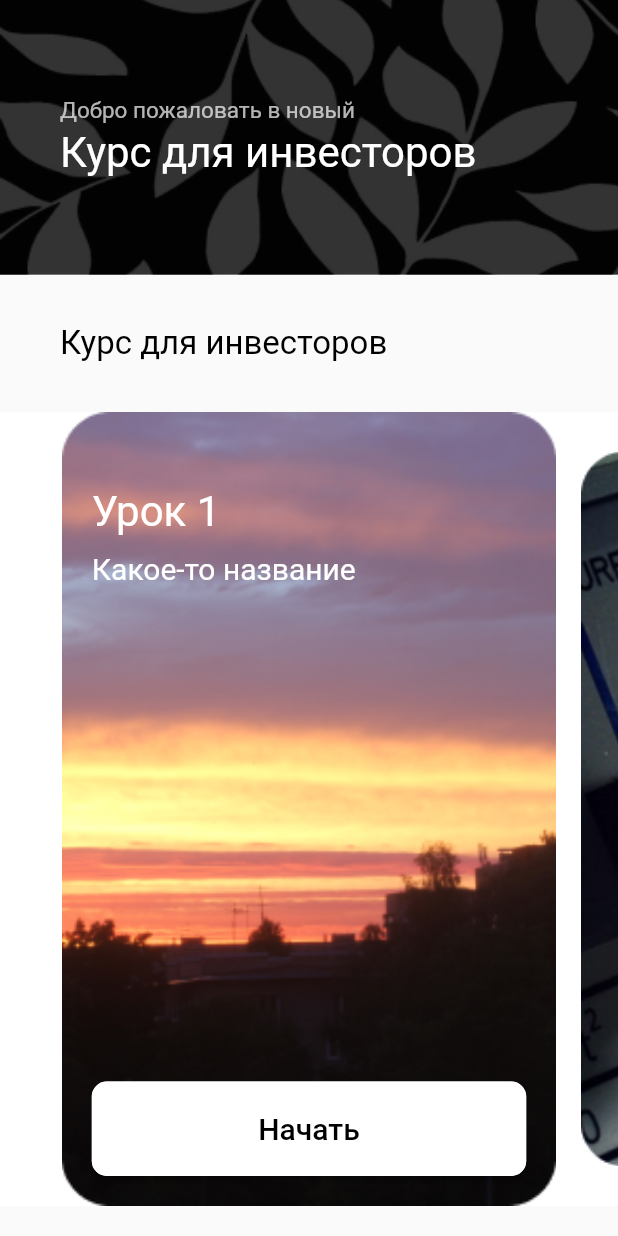
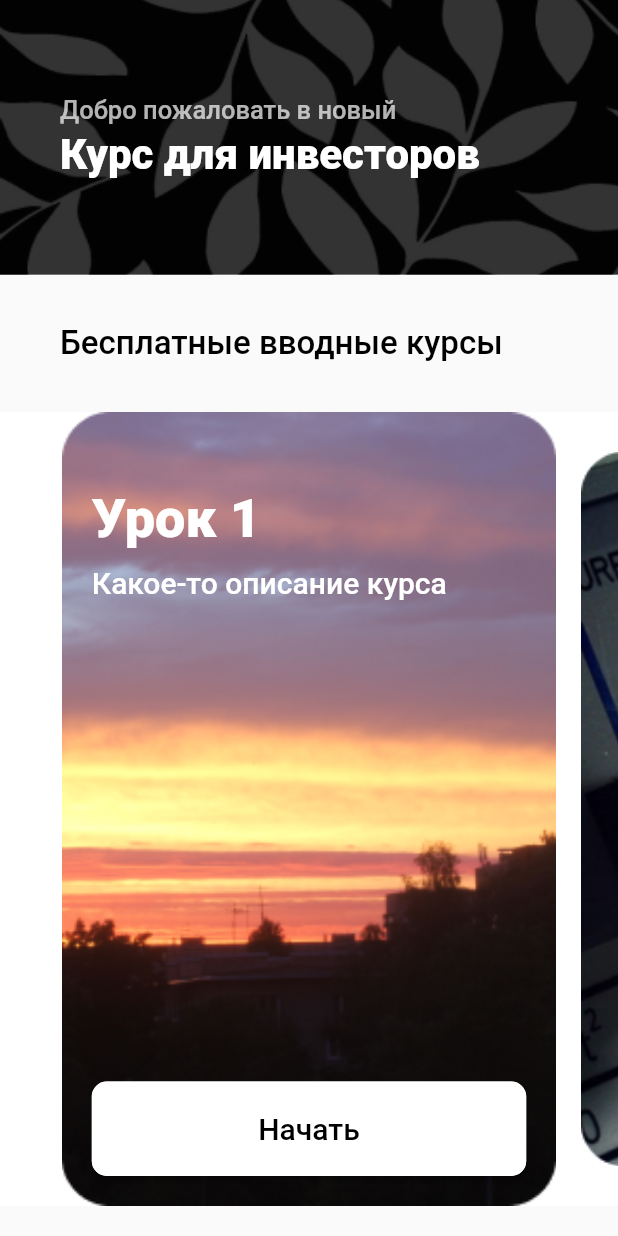
Before and after one commit to andreidevo/FlutterApp, a Flutter app: the screen it shows after launch, on a phone screen of 412 x 824 dp. Run offline on Flutter 3.47's test engine with Material 2 defaults, Android fonts, the phone set to English and light mode, and no system bars; our stand-ins replace flutter_swiper, liquid_swipe.

Commit message:
last update

```diff
--- a/lib/pages/HomeScreen.dart
+++ b/lib/pages/HomeScreen.dart
@@ -37,11 +37,11 @@ class HomeScreen extends StatelessWidget {
                               children: [
                                 Text(
                                     "Добро пожаловать в новый",
-                                    style: TextStyle(fontSize: 15, color: Colors.white70) ),
+                                    style: TextStyle(fontSize: 17, color: Colors.white70, fontFamily: 'Roboto_Medium') ),
                                 SizedBox(height: 3),
                                 Text(
                                     "Курс для инвесторов",
-                                    style: TextStyle(fontSize: 28, color: Colors.white)),
+                                    style: TextStyle(fontSize: 28, color: Colors.white, fontFamily: 'Roboto_Black')),
                               ],
                             )
                           ],
@@ -64,8 +64,8 @@ class HomeScreen extends StatelessWidget {
                       children: [
                         SizedBox(width: 40,),
                         Text(
-                            "Курс для инвесторов",
-                            style: TextStyle(fontSize: 22, color: Colors.black)),
+                            "Бесплатные вводные курсы",
+                            style: TextStyle(fontSize: 22, color: Colors.black, fontFamily: 'Roboto_Medium')),
                       ],
                     ),
                   ),
@@ -97,11 +97,11 @@ class HomeScreen extends StatelessWidget {
                                         SizedBox(height: 50,),
                                         Text(
                                             freeTitles[0].toString(),
-                                            style: TextStyle(fontSize: 28, color: Colors.white)),
+                                            style: TextStyle(fontSize: 36, color: Colors.white, fontFamily: 'Roboto_Black')),
                                         SizedBox(height: 10,),
                                         Text(
-                                            "Какое-то название",
-                                            style: TextStyle(fontSize: 20, color: Colors.white)),
+                                            "Какое-то описание курса",
+                                            style: TextStyle(fontSize: 20, color: Colors.white, fontFamily: 'Roboto_Medium')),
 
                                       ],
 
@@ -137,21 +137,19 @@ class HomeScreen extends StatelessWidget {
                             ],
                           ),
                         ),
-
                         Container(
                             decoration: BoxDecoration(
                                 image: DecorationImage(
                                     image:  AssetImage(images[1]),
                                     fit: BoxFit.fill)))
-
-
                       ],
                       loop: false,
                       viewportFraction: 0.8,
                       scale: 0.9,
                     )
                   ),
-                )
+                ),
+
               ],
             ),
           )
```
Also changed, not shown: pubspec.yaml (+11 -12 lines).
